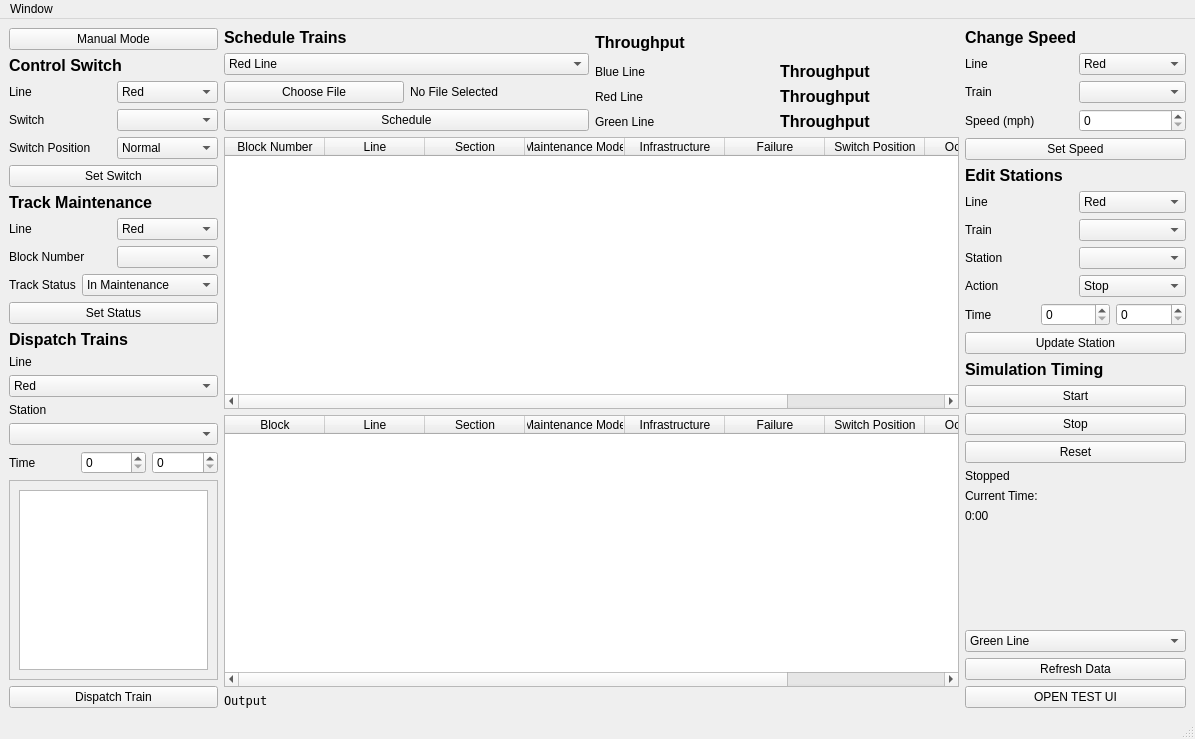
The window that CTCOffice/ui/ctcOfficeLayout.ui (ece1140thebteam/train_system_sim) describes before a commit, drawn with Qt 5.
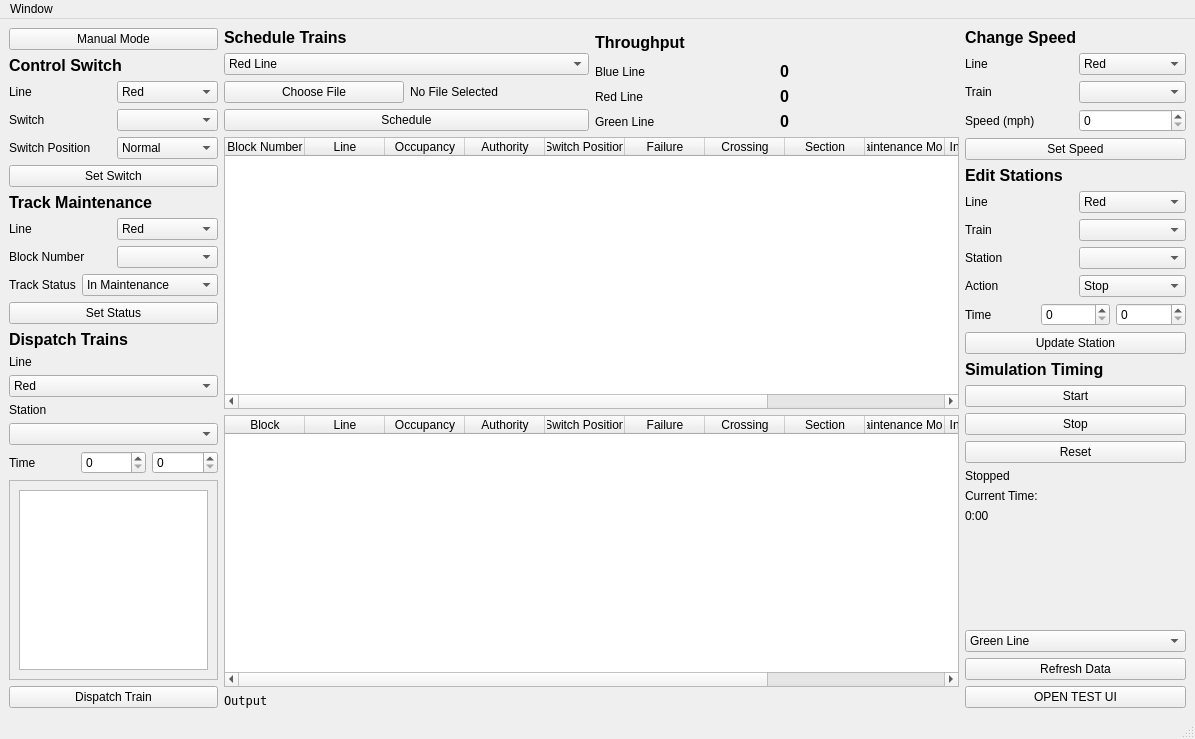
The same window after the commit.

The edit to the form file:
```diff
--- a/CTCOffice/ui/ctcOfficeLayout.ui
+++ b/CTCOffice/ui/ctcOfficeLayout.ui
@@ -440,7 +440,7 @@
                </font>
               </property>
               <property name="text">
-               <string>Throughput</string>
+               <string>0</string>
               </property>
              </widget>
             </item>
@@ -453,7 +453,7 @@
                </font>
               </property>
               <property name="text">
-               <string>Throughput</string>
+               <string>0</string>
               </property>
              </widget>
             </item>
@@ -487,7 +487,7 @@
                </font>
               </property>
               <property name="text">
-               <string>Throughput</string>
+               <string>0</string>
               </property>
              </widget>
             </item>
@@ -512,7 +512,7 @@
          <number>-1</number>
         </property>
         <attribute name="horizontalHeaderDefaultSectionSize">
-         <number>100</number>
+         <number>80</number>
         </attribute>
         <attribute name="horizontalHeaderStretchLastSection">
          <bool>true</bool>
@@ -530,6 +530,31 @@
           <string>Line</string>
          </property>
         </column>
+        <column>
+         <property name="text">
+          <string>Occupancy</string>
+         </property>
+        </column>
+        <column>
+         <property name="text">
+          <string>Authority</string>
+         </property>
+        </column>
+        <column>
+         <property name="text">
+          <string>Switch Position</string>
+         </property>
+        </column>
+        <column>
+         <property name="text">
+          <string>Failure</string>
+         </property>
+        </column>
+        <column>
+         <property name="text">
+          <string>Crossing</string>
+         </property>
+        </column>
         <column>
          <property name="text">
           <string>Section</string>
@@ -547,22 +572,12 @@
         </column>
         <column>
          <property name="text">
-          <string>Failure</string>
+          <string>Signal</string>
          </property>
         </column>
         <column>
          <property name="text">
-          <string>Switch Position</string>
-         </property>
-        </column>
-        <column>
-         <property name="text">
-          <string>Occupancy</string>
-         </property>
-        </column>
-        <column>
-         <property name="text">
-          <string>Crossing</string>
+          <string>Suggested Speed</string>
          </property>
         </column>
        </widget>
@@ -570,7 +585,7 @@
       <item>
        <widget class="QTableWidget" name="tableWidget">
         <attribute name="horizontalHeaderDefaultSectionSize">
-         <number>100</number>
+         <number>80</number>
         </attribute>
         <attribute name="horizontalHeaderStretchLastSection">
          <bool>true</bool>
@@ -588,6 +603,31 @@
           <string>Line</string>
          </property>
         </column>
+        <column>
+         <property name="text">
+          <string>Occupancy</string>
+         </property>
+        </column>
+        <column>
+         <property name="text">
+          <string>Authority</string>
+         </property>
+        </column>
+        <column>
+         <property name="text">
+          <string>Switch Position</string>
+         </property>
+        </column>
+        <column>
+         <property name="text">
+          <string>Failure</string>
+         </property>
+        </column>
+        <column>
+         <property name="text">
+          <string>Crossing</string>
+         </property>
+        </column>
         <column>
          <property name="text">
           <string>Section</string>
@@ -605,22 +645,12 @@
         </column>
         <column>
          <property name="text">
-          <string>Failure</string>
+          <string>Signal</string>
          </property>
         </column>
         <column>
          <property name="text">
-          <string>Switch Position</string>
-         </property>
-        </column>
-        <column>
-         <property name="text">
-          <string>Occupancy</string>
-         </property>
-        </column>
-        <column>
-         <property name="text">
-          <string>Crossing</string>
+          <string>Suggested Speed</string>
          </property>
         </column>
        </widget>
```
